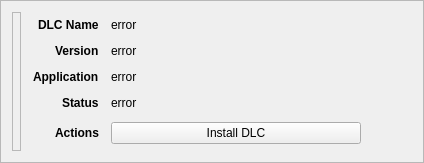
This is rare/ui/components/tabs/games/game_info/game_dlc_widget.ui in RareDevs/Rare as Qt 5 draws it before an edit. The edited form follows.
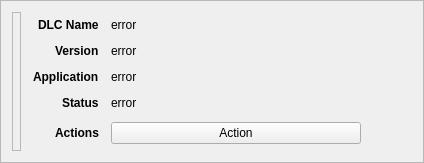
This is the edited form.

The edit to the form file:
```diff
--- a/rare/ui/components/tabs/games/game_info/game_dlc_widget.ui
+++ b/rare/ui/components/tabs/games/game_info/game_dlc_widget.ui
@@ -189,7 +189,7 @@
         <string notr="true"/>
        </property>
        <property name="text">
-        <string>Install DLC</string>
+        <string notr="true">Action</string>
        </property>
       </widget>
      </item>
```
Left out of the diff: 2 changed lines with no effect on the pictures. Lines whose indentation alone changed are shown as unchanged.
